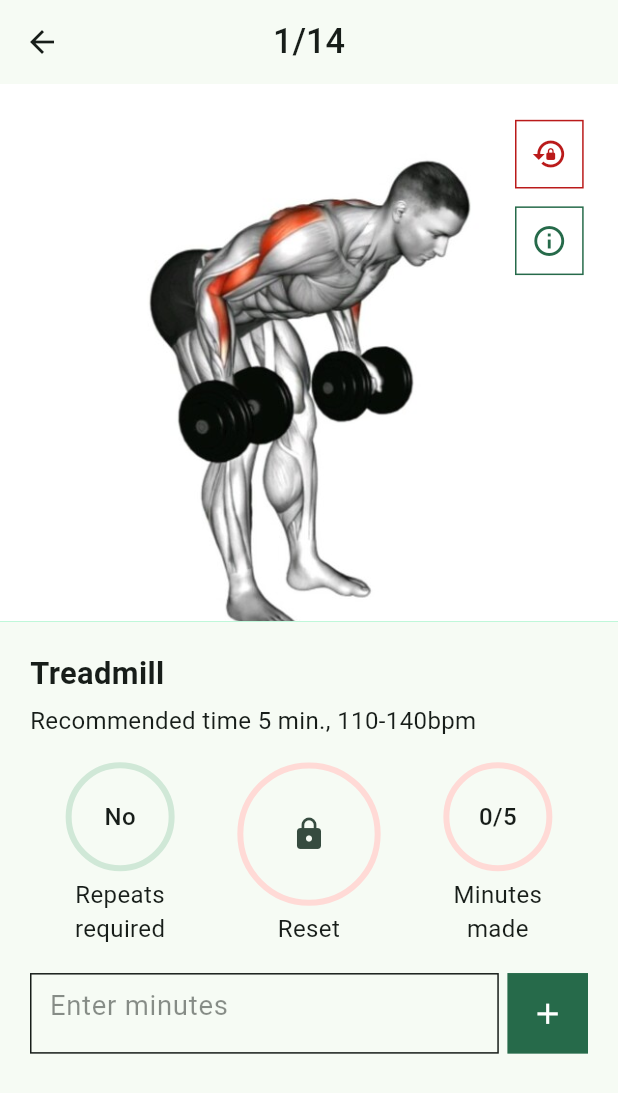
After one commit to zaihcodes/fitness_app_ui, a Flutter app: the Workout_singleExercise screen opened directly, on a phone screen of 412 x 824 dp. The commit adds this screen. Shown: the top 1093 px of the screen. Run offline on Flutter 3.47's test engine with Material 3 defaults, Android fonts, the light colour scheme and no system bars; our stand-ins replace flutter_screenutil.

Commit message:
add workout single exercise screen

```diff
--- a/lib/features/workout/workout_exercises_screen.dart
+++ b/lib/features/workout/workout_exercises_screen.dart
@@ -2,6 +2,7 @@
 import 'package:fitnees_app_ui/core/utils/widgets/custom_button.dart';
 import 'package:fitnees_app_ui/features/workout/widgets/exercises_card.dart';
 import 'package:fitnees_app_ui/features/workout/widgets/workout_card.dart';
+import 'package:fitnees_app_ui/features/workout/workout_single_exercise.dart';
 import 'package:flutter/material.dart';
 import 'package:flutter_screenutil/flutter_screenutil.dart';
 
@@ -38,6 +39,13 @@
                   children: List.generate(fakExercises.length, (index) {
                     final exercise = fakExercises[index];
                     return ExercisesCard(
+                        onTap: () {
+                          Navigator.push(
+                            context,
+                            MaterialPageRoute(
+                                builder: (context) => Workout_singleExercise()),
+                          );
+                        },
                         exercises: exercise['exercise'],
                         info: exercise['info']);
                   }),
--- /dev/null
+++ b/lib/features/workout/workout_single_exercise.dart
@@ -0,0 +1,230 @@
+import 'package:fitnees_app_ui/core/utils/widgets/custom_app_bar.dart';
+import 'package:flutter/material.dart';
+import 'package:flutter_screenutil/flutter_screenutil.dart';
+
+class Workout_singleExercise extends StatelessWidget {
+  const Workout_singleExercise({super.key});
+
+  @override
+  Widget build(BuildContext context) {
+    final theme = Theme.of(context);
+    return Scaffold(
+      appBar: CustomAppBar(title: '1/14', theme: theme),
+      body: SingleChildScrollView(
+        child: Column(
+          crossAxisAlignment: CrossAxisAlignment.start,
+          children: [
+            buildExerciseBanner(theme),
+            Padding(
+              padding: const EdgeInsets.all(20.0),
+              child: Column(
+                crossAxisAlignment: CrossAxisAlignment.start,
+                children: [
+                  Text(
+                    'Treadmill',
+                    style: TextStyle(
+                      fontSize: 18.sp,
+                      fontWeight: FontWeight.bold,
+                    ),
+                  ),
+                  SizedBox(height: 5.h),
+                  Text(
+                    'Recommended time 5 min., 110-140bpm',
+                    style: TextStyle(
+                      fontSize: 14.sp,
+                    ),
+                  ),
+                  SizedBox(height: 15.h),
+                  buildExerciseControlle(theme),
+                  SizedBox(height: 15.h),
+                  Row(
+                    children: [
+                      Expanded(
+                        child: Container(
+                          height: 45.h,
+                          padding: EdgeInsets.all(12),
+                          decoration: BoxDecoration(
+                            border: Border.all(
+                              width: 1,
+                              color: theme.colorScheme.onSurface,
+                            ),
+                          ),
+                          child: TextField(
+                            decoration: InputDecoration(
+                                border: InputBorder.none,
+                                hintText: 'Enter minutes',
+                                hintStyle: TextStyle(
+                                  fontSize: 16.sp,
+                                  color: theme.colorScheme.onSurface
+                                      .withOpacity(0.5),
+                                )),
+                          ),
+                        ),
+                      ),
+                      SizedBox(width: 5.w),
+                      GestureDetector(
+                        child: Container(
+                          height: 45.h,
+                          width: 45.h,
+                          padding: EdgeInsets.all(10),
+                          decoration: BoxDecoration(
+                            color: theme.colorScheme.primary,
+                          ),
+                          child: Center(
+                            child: Icon(
+                              Icons.add,
+                              size: 20.w,
+                              color: theme.colorScheme.onPrimary,
+                            ),
+                          ),
+                        ),
+                      )
+                    ],
+                  )
+                ],
+              ),
+            )
+          ],
+        ),
+      ),
+    );
+  }
+
+  Row buildExerciseControlle(ThemeData theme) {
+    return Row(
+      mainAxisAlignment: MainAxisAlignment.spaceBetween,
+      crossAxisAlignment: CrossAxisAlignment.end,
+      children: [
+        Expanded(
+          child: buildProgressCercleInfo(
+            theme: theme,
+            text: 'No',
+            info: 'Repeats required',
+          ),
+        ),
+        SizedBox(width: 5.w),
+        Expanded(
+          child: buildProgressCercleInfo(
+            theme: theme,
+            size: 80,
+            info: 'Reset',
+            locked: true,
+            bgColor: theme.colorScheme.errorContainer,
+            color: theme.colorScheme.onErrorContainer,
+          ),
+        ),
+        SizedBox(width: 5.w),
+        Expanded(
+          child: buildProgressCercleInfo(
+            theme: theme,
+            text: '0/5',
+            info: 'Minutes\nmade',
+            bgColor: theme.colorScheme.errorContainer,
+            color: theme.colorScheme.onErrorContainer,
+          ),
+        ),
+      ],
+    );
+  }
+
+  Widget buildProgressCercleInfo({
+    required ThemeData theme,
+    int size = 60,
+    String? text,
+    required String info,
+    bool locked = false,
+    Color? bgColor,
+    Color? color,
+  }) {
+    return Column(
+      crossAxisAlignment: CrossAxisAlignment.center,
+      children: [
+        Stack(
+          children: [
+            SizedBox(
+              height: size.w,
+              width: size.w,
+              child: CircularProgressIndicator(
+                backgroundColor:
+                    bgColor ?? theme.colorScheme.secondaryContainer,
+                color: color ?? theme.colorScheme.onSecondaryContainer,
+                value: 0 / 10,
+              ),
+            ),
+            Container(
+              height: size.w,
+              width: size.w,
+              child: locked
+                  ? Icon(Icons.lock,
+                      color: theme.colorScheme.onSecondaryContainer)
+                  : Center(
+                      child: Text(
+                        text!,
+                        style: TextStyle(
+                          fontSize: 16,
+                          fontWeight: FontWeight.w500,
+                        ),
+                      ),
+                    ),
+            )
+          ],
+        ),
+        SizedBox(height: 5.h),
+        Text(
+          info,
+          textAlign: TextAlign.center,
+          style: TextStyle(
+            fontSize: 16,
+          ),
+        )
+      ],
+    );
+  }
+
+  Container buildExerciseBanner(ThemeData theme) {
+    return Container(
+      height: 300.h,
+      width: double.infinity,
+      decoration: BoxDecoration(color: Colors.greenAccent),
+      child: Stack(
+        children: [
+          Positioned.fill(
+            child: Image.asset(
+              'assets/images/exercises/exercises.jpg',
+              fit: BoxFit.cover,
+            ),
+          ),
+          Positioned(
+            top: 20.h,
+            right: 20.w,
+            child: Column(
+              children: [
+                buildRefreshAndInfo(
+                  color: theme.colorScheme.error,
+                  icon: Icons.lock_reset,
+                ),
+                SizedBox(height: 10.h),
+                buildRefreshAndInfo(
+                  color: theme.colorScheme.primary,
+                  icon: Icons.info_outline,
+                ),
+              ],
+            ),
+          )
+        ],
+      ),
+    );
+  }
+
+  Container buildRefreshAndInfo(
+      {required Color color, required IconData icon}) {
+    return Container(
+      height: 40.w,
+      width: 40.w,
+      decoration: BoxDecoration(
+        border: Border.all(width: 1, color: color),
+      ),
+      child: Icon(icon, color: color),
+    );
+  }
+}
```
